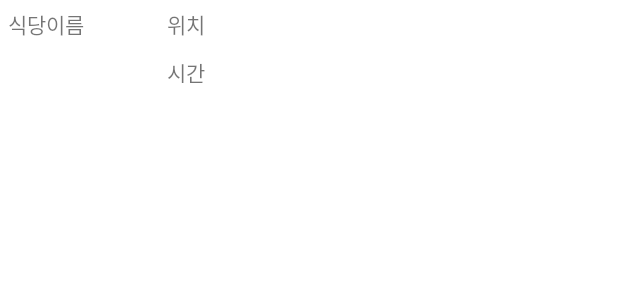
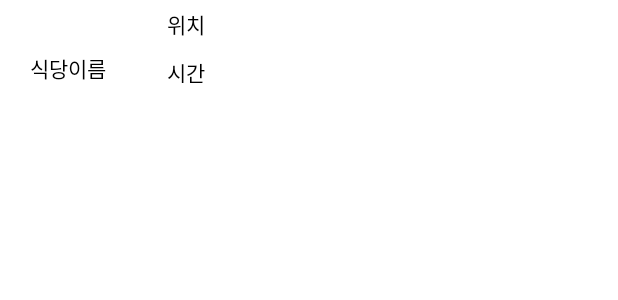
Before and after one commit to Hiksang/1-N, an Android app: the layout team_make.xml on its own in the app's theme, with its tools: preview values and no code run, on a phone screen of 412 x 824 dp. Shown: the top 300 px of the screen. Run offline under Robolectric (Android 15) with nearby library versions, the phone set to English and light mode, and no system bars.

```diff
--- a/app/src/main/res/layout/team_make.xml
+++ b/app/src/main/res/layout/team_make.xml
@@ -7,29 +7,38 @@
     <LinearLayout
         android:layout_width="wrap_content"
         android:layout_height="wrap_content">
+
         <TextView
+            android:id="@+id/tv_rn"
             android:layout_width="80dp"
             android:layout_height="80dp"
             android:layout_margin="5dp"
+            android:contextClickable="true"
+            android:gravity="center"
             android:text="식당이름"
-            android:id="@+id/tv_rn"/>
+            android:textColor="#000000" />
+
         <LinearLayout
             android:layout_width="match_parent"
             android:layout_height="wrap_content"
             android:orientation="vertical"
             android:layout_marginLeft="15dp">
+
             <TextView
+                android:id="@+id/tv_lc"
                 android:layout_width="wrap_content"
                 android:layout_height="wrap_content"
+                android:layout_margin="5dp"
                 android:text="위치"
-                android:layout_margin="5dp"
-                android:id="@+id/tv_lc"/>
+                android:textColor="#000000" />
+
             <TextView
+                android:id="@+id/tv_tm"
                 android:layout_width="wrap_content"
                 android:layout_height="wrap_content"
+                android:layout_margin="5dp"
                 android:text="시간"
-                android:layout_margin="5dp"
-                android:id="@+id/tv_tm"/>
+                android:textColor="#000000" />
         </LinearLayout>
 
     </LinearLayout>
```
Also changed, not shown: 9 other files.
